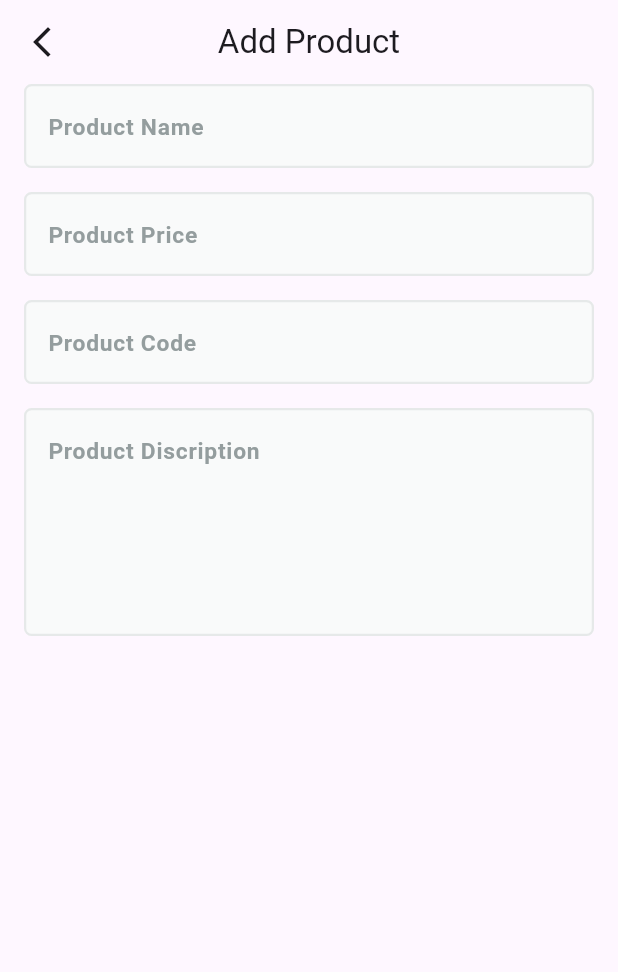
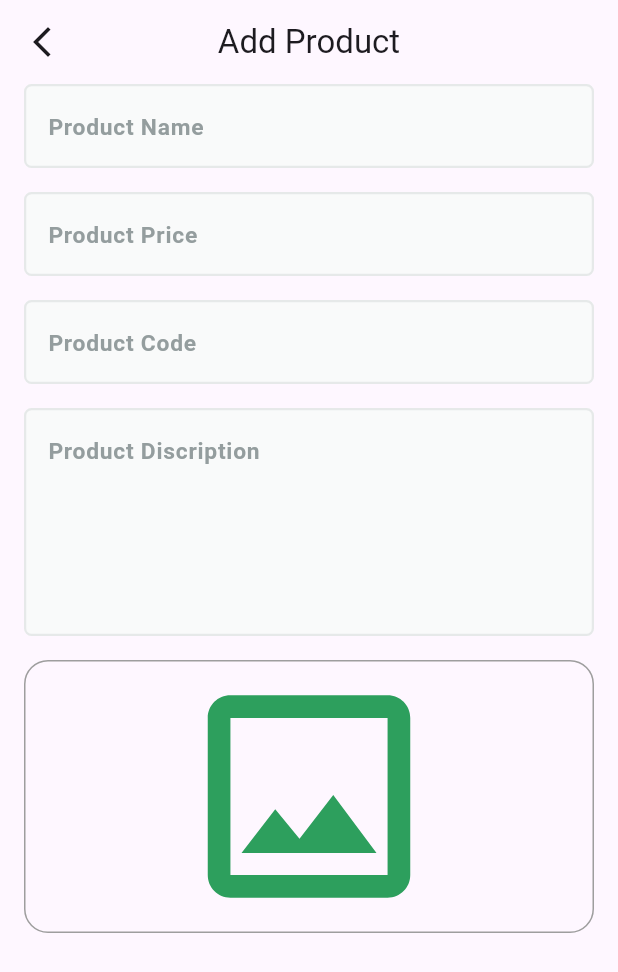
Before and after one commit to Ehabhanna1/Fruits-HuB-DashBoard, a Flutter app: the AddProductView screen opened by its route, on a phone screen of 412 x 824 dp. Shown: the top 972 px of the screen. Run offline on Flutter 3.47's test engine with Material 3 defaults, Android fonts, the phone set to English and light mode, and no system bars; our stand-ins replace firebase_core, flutter_screenutil; accounts and stored records are empty.

Commit message:
create add product part 2

```diff
--- a/lib/features/add_product/presentation/view/widgets/add_product_view_body.dart
+++ b/lib/features/add_product/presentation/view/widgets/add_product_view_body.dart
@@ -1,5 +1,6 @@
 import 'package:flutter/material.dart';
 import 'package:fruits_hub_dashboard/core/widgets/custom_text_form_field.dart';
+import 'package:fruits_hub_dashboard/features/add_product/presentation/view/widgets/image_field.dart';
 
 class AddProductViewBody extends StatefulWidget {
   const AddProductViewBody({super.key});
@@ -29,7 +30,8 @@ class _AddProductViewBodyState extends State<AddProductViewBody> {
               CustomTextFormField(hintText: 'Product Code', keyboardType: TextInputType.number),
               SizedBox(height: 16,),
               CustomTextFormField(hintText: 'Product Discription', keyboardType: TextInputType.text,maxLines: 5,),
-
+              SizedBox(height: 16,),
+              ImageField(),
 
 
 
--- /dev/null
+++ b/lib/features/add_product/presentation/view/widgets/image_field.dart
@@ -0,0 +1,22 @@
+import 'package:flutter/material.dart';
+import 'package:fruits_hub_dashboard/core/utils/app_colors.dart';
+
+class ImageField extends StatelessWidget {
+  const ImageField({super.key});
+
+  @override
+  Widget build(BuildContext context) {
+    return Container(
+      width: double.infinity,
+      decoration: BoxDecoration(
+        border: Border.all(color: Colors.grey),
+        borderRadius: BorderRadius.circular(16),
+      ),
+      child: Icon(Icons.image_outlined,
+      size: 180,
+      color: AppColors.lightPrimaryColor,
+
+      ),
+    );
+  }
+}
```
